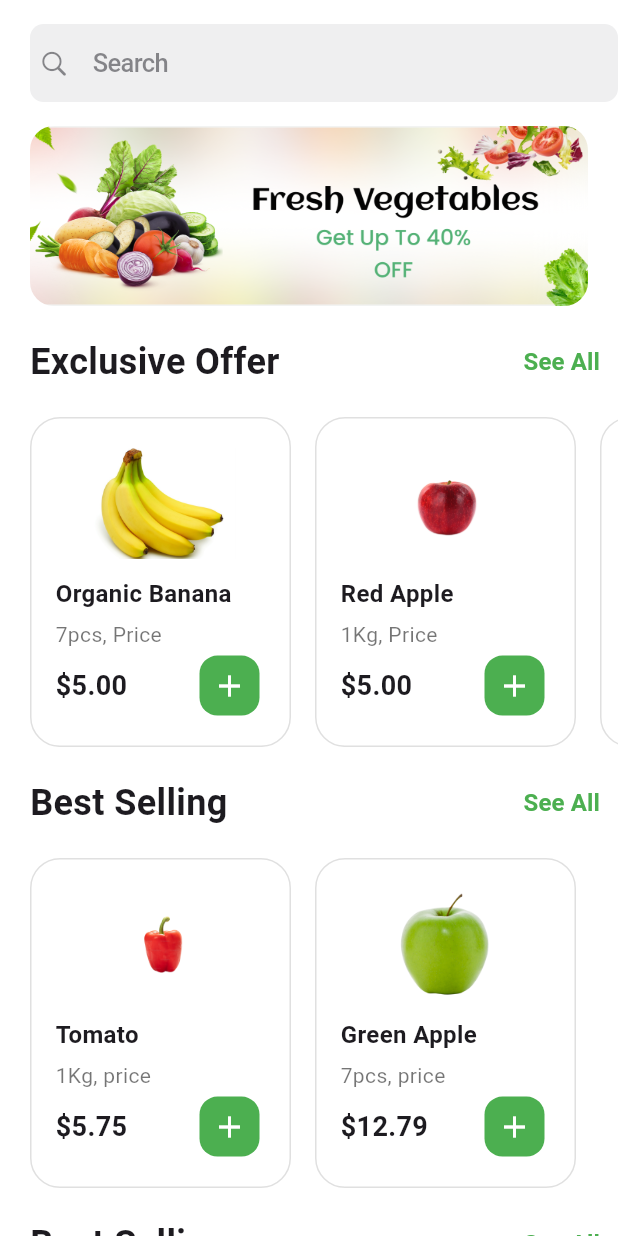
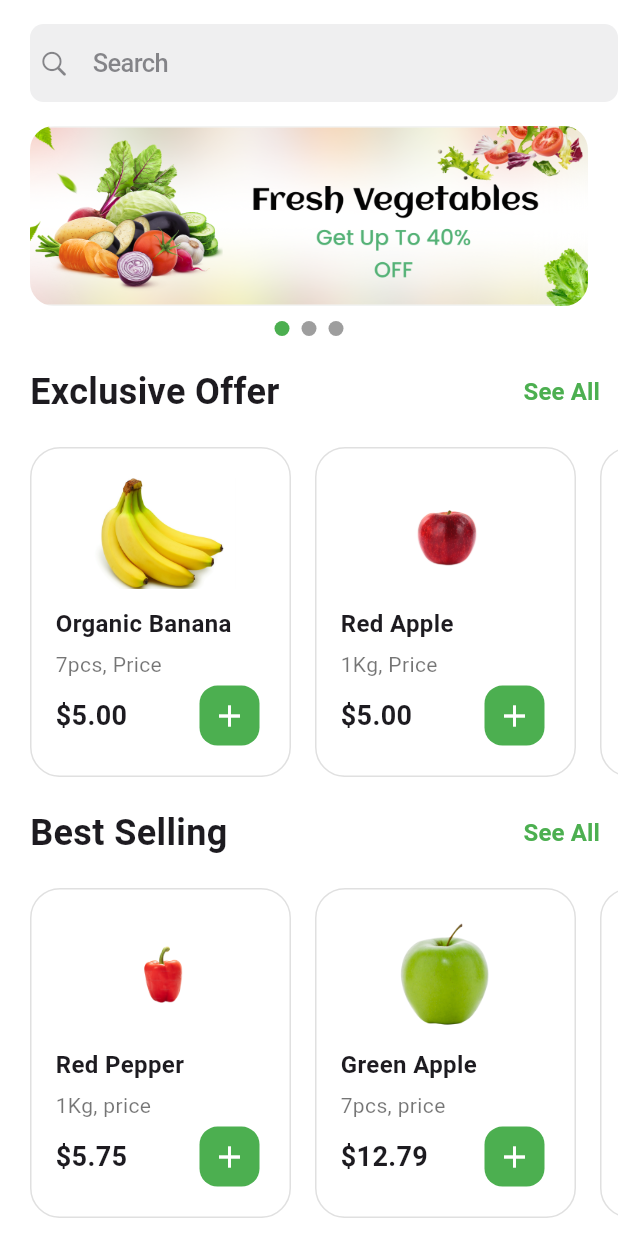
Before and after one commit to BorosSmosSne/groceries_app, a Flutter app: the screen it shows after launch, on a phone screen of 412 x 824 dp. Run offline on Flutter 3.47's test engine with Material 3 defaults, Android fonts, the phone set to English and light mode, and no system bars; drawn by our look-alikes of carousel_slider; our stand-ins replace device_preview; Roboto replaces fonts that are missing (Poppin, Poppins).

```diff
--- a/lib/screens/home_screen.dart
+++ b/lib/screens/home_screen.dart
@@ -48,7 +48,7 @@ class _HomeScreenState extends State<HomeScreen> {
   final List<Product> _bestSelling = [
     Product(
       id: 5,
-      name: 'Tomato',
+      name: 'Red Pepper',
       price: 5.75,
       image: 'assets/images/pepper.png',
       description: '1Kg, price',
@@ -58,6 +58,13 @@ class _HomeScreenState extends State<HomeScreen> {
       name: 'Green Apple',
       price: 12.79,
       image: 'assets/images/apple_green.png',
+      description: '7pcs, price',
+    ),
+    Product(
+      id: 7,
+      name: 'Tomato',
+      price: 2.79,
+      image: 'assets/images/tomato.png',
       description: '7pcs, price',
     ),
   ];
@@ -79,8 +86,8 @@ class _HomeScreenState extends State<HomeScreen> {
   ];
   final List<String> _slider = [
     'assets/images/B1.png',
-    'assets/images/B1.png',
-    'assets/images/B1.png',
+    'assets/images/B2.jpg',
+    'assets/images/B3.png',
   ];
   final List<Grocery> _groceries = [
     Grocery(id: '1', imagePath: 'assets/images/pulses1.png', name: 'Pulses'),
@@ -130,6 +137,31 @@ class _HomeScreenState extends State<HomeScreen> {
                 currentSlideIndex = index;
                 setState(() {});
               },
+            ),
+          ),
+          SizedBox(height: 10),
+          Align(
+            alignment: Alignment.bottomCenter,
+            child: Row(
+              mainAxisAlignment: MainAxisAlignment.center,
+              children: [
+                for (int i = 0; i < _slider.length; i++)
+                  AnimatedContainer(
+                    duration: Duration(milliseconds: 600),
+                    width: 10,
+                    height: 10,
+                    decoration: BoxDecoration(
+                      color: currentSlideIndex == i
+                          ? Colors.green
+                          : Colors.grey,
+                      shape: BoxShape.circle,
+                    ),
+                    // margin: EdgeInsets.only(left: 20, top: 10, bottom: 10),
+                    margin: EdgeInsets.only(
+                      right: i == _slider.length - 1 ? 0 : 8,
+                    ),
+                  ),
+              ],
             ),
           ),
           Row(
```
Also changed, not shown: assets/images/B2.jpg (added), assets/images/B3.png (added).
